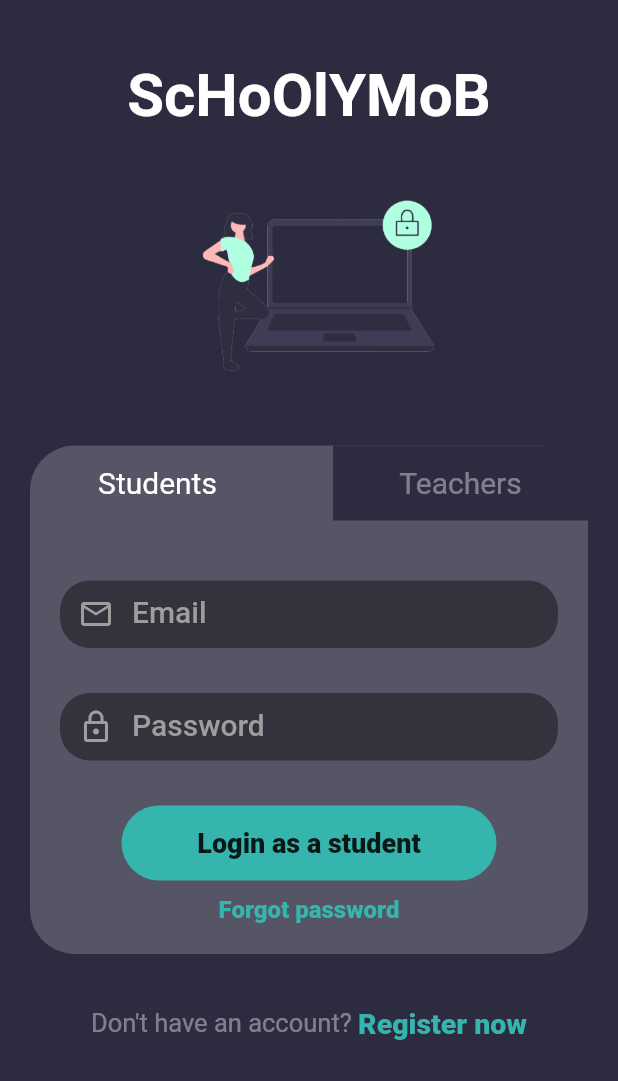
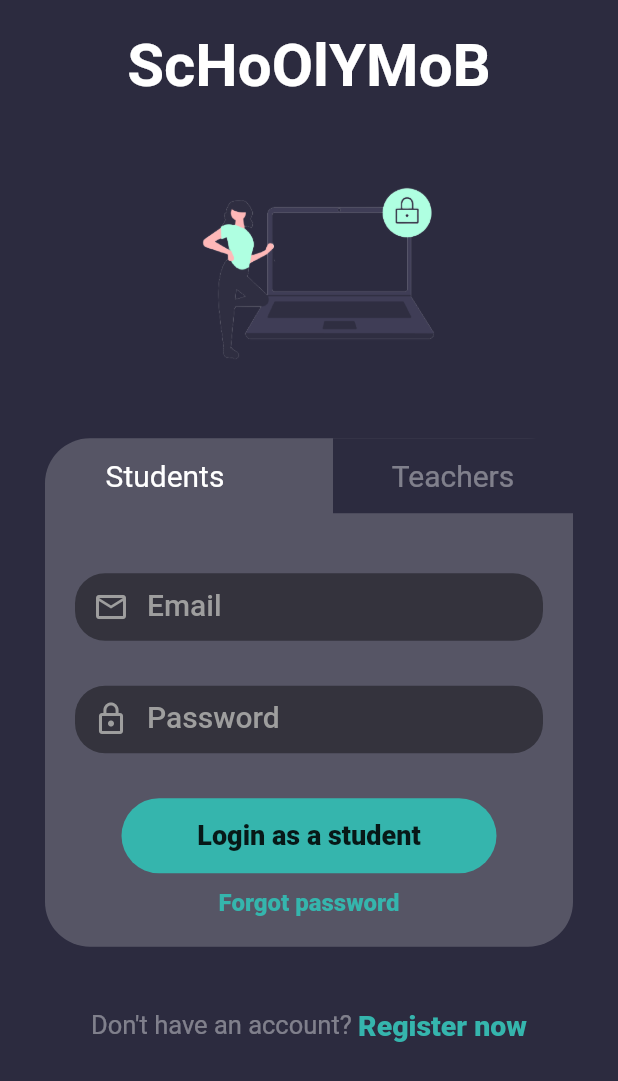
Before and after one commit to Shehan82/ScHoOlYMoB, a Flutter app: the screen it shows after launch, after a tap on "Students", on a phone screen of 412 x 824 dp. Shown: the top 1081 px of the screen. Run offline on Flutter 3.47's test engine with Material 2 defaults, Android fonts, the phone set to English and light mode, and no system bars; our stand-ins replace font_awesome_flutter, google_fonts; Roboto replaces fonts that are missing (Itim).

Commit message:
added some responsive design

```diff
--- a/lib/screens/login.dart
+++ b/lib/screens/login.dart
@@ -18,7 +18,7 @@ class _LoginScreenState extends State<LoginScreen> {
         physics: ClampingScrollPhysics(),
         children: [
           SizedBox(
-            height: 40,
+            height: MediaQuery.of(context).size.height / 40,
           ),
           Container(
             alignment: Alignment.center,
@@ -31,8 +31,12 @@ class _LoginScreenState extends State<LoginScreen> {
             ),
           ),
           Container(
-            height: 150,
-            margin: EdgeInsets.only(top: 30, bottom: 20, left: 70, right: 70),
+            height: MediaQuery.of(context).size.height / 5.5,
+            margin: EdgeInsets.only(
+                top: MediaQuery.of(context).size.height / 20,
+                bottom: MediaQuery.of(context).size.height / 35,
+                left: 70,
+                right: 70),
             decoration: BoxDecoration(
                 // color: Colors.black.withOpacity(0.3),
                 borderRadius: BorderRadius.circular(40),
@@ -42,8 +46,8 @@ class _LoginScreenState extends State<LoginScreen> {
                     image: AssetImage('assets/images/school2.png'))),
           ),
           Container(
-            margin: EdgeInsets.only(top: 10, right: 20, left: 20),
-            width: 340,
+            margin: EdgeInsets.only(top: 10, right: 30, left: 30),
+            width: 320,
             decoration: BoxDecoration(
                 color: Colors.white70.withOpacity(0.2),
                 borderRadius: BorderRadius.circular(30)),
@@ -56,6 +60,7 @@ class _LoginScreenState extends State<LoginScreen> {
                     children: [
                       GestureDetector(
                         onTap: () {
+                          print(MediaQuery.of(context).size.height);
                           setState(() {
                             isTeacher = false;
                           });
@@ -68,7 +73,7 @@ class _LoginScreenState extends State<LoginScreen> {
                           ),
                           alignment: Alignment.center,
                           height: 50,
-                          width: 170,
+                          width: 160,
                           child: Text(
                             "Students",
                             style: GoogleFonts.itim(
@@ -94,7 +99,7 @@ class _LoginScreenState extends State<LoginScreen> {
                           alignment: Alignment.center,
                           // color: Colors.red,
                           height: 50,
-                          width: 170,
+                          width: 160,
                           child: Text("Teachers",
                               style: GoogleFonts.itim(
                                   fontSize: 20,
@@ -196,7 +201,7 @@ class _LoginScreenState extends State<LoginScreen> {
             ),
           ),
           SizedBox(
-            height: 35,
+            height: MediaQuery.of(context).size.height / 20,
           ),
           Container(
             child: Row(
```
